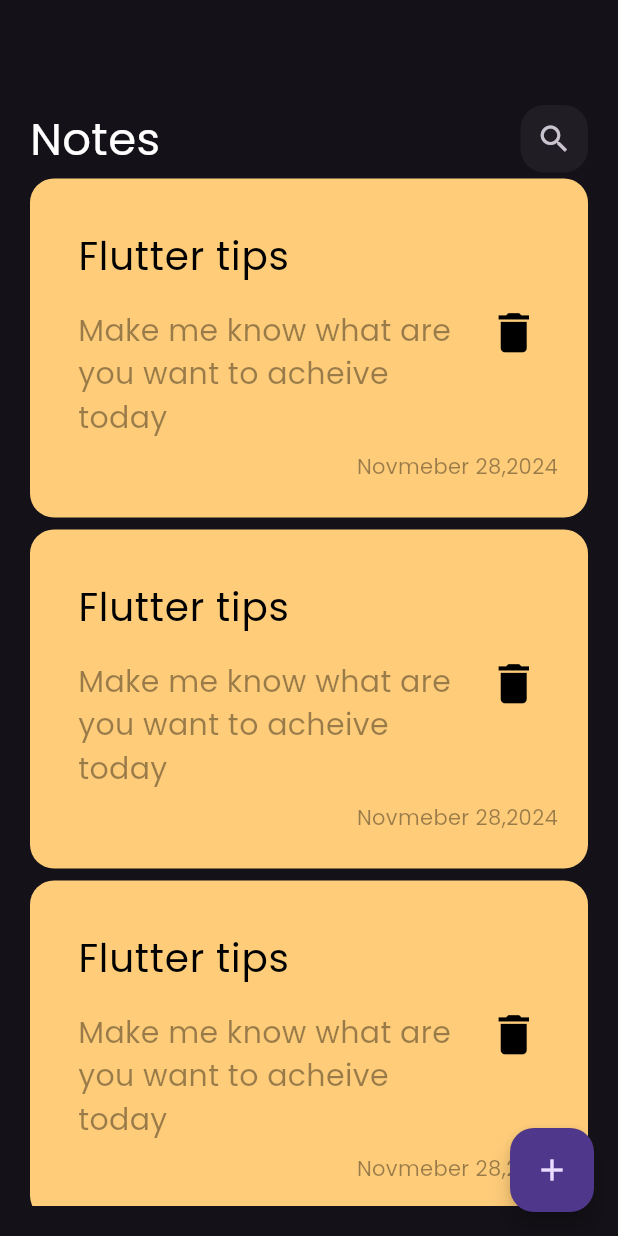
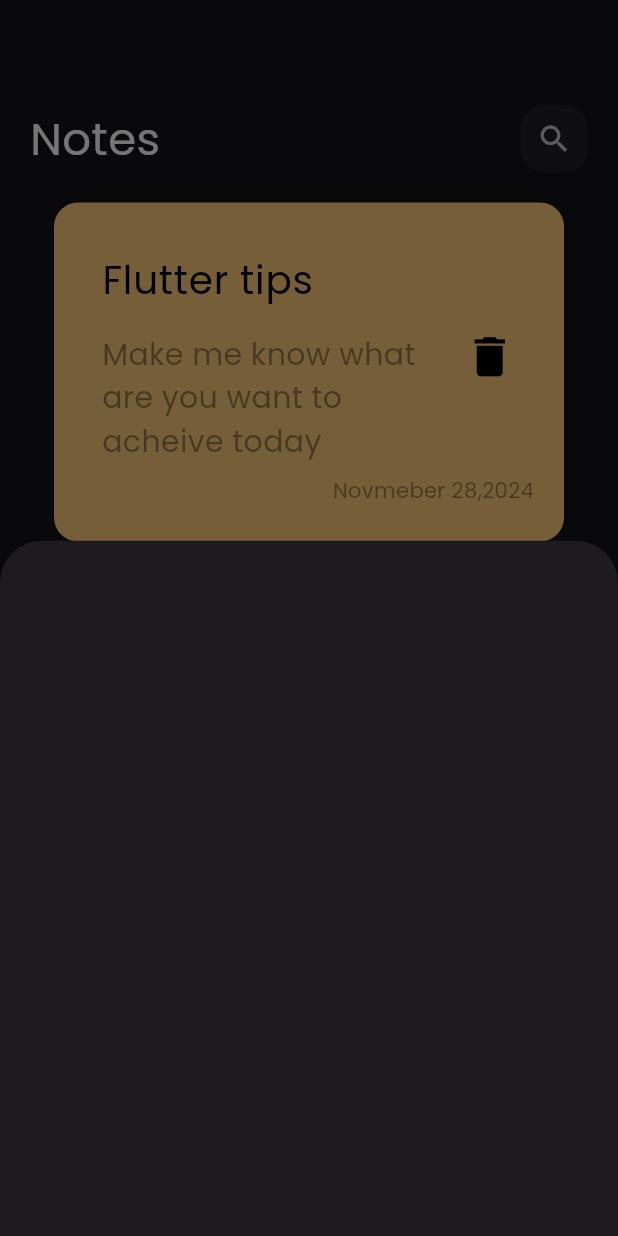
Before and after one commit to mohamedmostafa75/notesapp, a Flutter app: the screen it shows after launch, after a tap on the "add" icon, on a phone screen of 412 x 824 dp. Run offline on Flutter 3.47's test engine with Material 3 defaults, Android fonts, the phone set to English and light mode, and no system bars.

```diff
--- a/lib/views/home_views.dart
+++ b/lib/views/home_views.dart
@@ -1,4 +1,5 @@
 import 'package:flutter/material.dart';
+import 'package:notes_app/widgets/Notesviewbottom.dart';
 import 'package:notes_app/widgets/notesviewbody.dart';
 
 class HomeView extends StatelessWidget {
@@ -6,9 +7,18 @@ class HomeView extends StatelessWidget {
 
   @override
   Widget build(BuildContext context) {
-    return  Scaffold(
-      floatingActionButton: FloatingActionButton(onPressed: (){},child: Icon(Icons.add),),
-      body:const Notesviewbody(),
+    return Scaffold(
+      floatingActionButton: FloatingActionButton(
+        onPressed: () {
+          showModalBottomSheet(
+              context: context,
+              builder: (context) {
+                return const Notesviewbottom();
+              });
+        },
+        child: Icon(Icons.add),
+      ),
+      body: const Notesviewbody(),
     );
   }
 }
--- a/lib/widgets/NotesListview.dart
+++ b/lib/widgets/NotesListview.dart
@@ -6,13 +6,17 @@ class NotesListview extends StatelessWidget {
 
   @override
   Widget build(BuildContext context) {
-    return ListView.builder(
+    return Padding(
+      padding: const EdgeInsets.all(16),
+      child: ListView.builder(
+        padding: EdgeInsets.zero,
         itemBuilder: (context, index) {
           return Padding(
             padding: const EdgeInsets.symmetric(vertical: 4.0),
             child: Notesitems(),
           );
         },
+      ),
     );
   }
 }
--- /dev/null
+++ b/lib/widgets/Notesviewbottom.dart
@@ -0,0 +1,11 @@
+
+import 'package:flutter/material.dart';
+
+class Notesviewbottom extends StatelessWidget {
+  const Notesviewbottom({super.key});
+
+  @override
+  Widget build(BuildContext context) {
+    return Container();
+  }
+}
```
Lines whose indentation alone changed are shown as unchanged.
